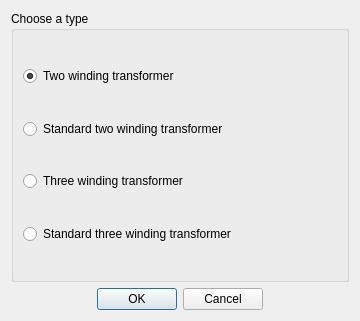
aloytag/electrical-grid-simulator, file src/electricalsim/ui/choose_transformer_type.ui: the form before one commit.
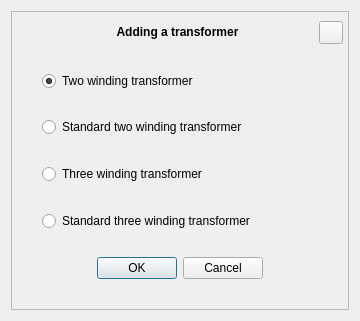
The form after the commit.

Diff of the .ui file:
```diff
--- a/src/electricalsim/ui/choose_transformer_type.ui
+++ b/src/electricalsim/ui/choose_transformer_type.ui
@@ -27,13 +27,49 @@
   </property>
   <layout class="QVBoxLayout" name="verticalLayout">
    <item>
-    <widget class="QGroupBox" name="groupBox">
-     <property name="title">
-      <string>Choose a type</string>
+    <widget class="QFrame" name="frame">
+     <property name="frameShape">
+      <enum>QFrame::Shape::StyledPanel</enum>
      </property>
-     <layout class="QVBoxLayout" name="verticalLayout_2">
+     <property name="frameShadow">
+      <enum>QFrame::Shadow::Raised</enum>
+     </property>
+     <layout class="QVBoxLayout" name="verticalLayout_3">
+      <property name="leftMargin">
+       <number>30</number>
+      </property>
+      <property name="rightMargin">
+       <number>5</number>
+      </property>
       <item>
-       <spacer name="verticalSpacer_3">
+       <layout class="QHBoxLayout" name="horizontalLayout_2">
+        <item>
+         <widget class="QLabel" name="label">
+          <property name="text">
+           <string>&lt;html&gt;&lt;head/&gt;&lt;body&gt;&lt;p&gt;&lt;span style=&quot; font-weight:700;&quot;&gt;Adding a transformer&lt;/span&gt;&lt;/p&gt;&lt;/body&gt;&lt;/html&gt;</string>
+          </property>
+          <property name="textFormat">
+           <enum>Qt::TextFormat::RichText</enum>
+          </property>
+          <property name="alignment">
+           <set>Qt::AlignmentFlag::AlignCenter</set>
+          </property>
+         </widget>
+        </item>
+        <item>
+         <widget class="QToolButton" name="btn_close">
+          <property name="focusPolicy">
+           <enum>Qt::FocusPolicy::NoFocus</enum>
+          </property>
+          <property name="text">
+           <string/>
+          </property>
+         </widget>
+        </item>
+       </layout>
+      </item>
+      <item>
+       <spacer name="verticalSpacer_4">
         <property name="orientation">
          <enum>Qt::Vertical</enum>
         </property>
@@ -56,7 +92,7 @@
        </widget>
       </item>
       <item>
-       <spacer name="verticalSpacer_4">
+       <spacer name="verticalSpacer_3">
         <property name="orientation">
          <enum>Qt::Vertical</enum>
         </property>
@@ -76,7 +112,7 @@
        </widget>
       </item>
       <item>
-       <spacer name="verticalSpacer_5">
+       <spacer name="verticalSpacer_6">
         <property name="orientation">
          <enum>Qt::Vertical</enum>
         </property>
@@ -96,7 +132,7 @@
        </widget>
       </item>
       <item>
-       <spacer name="verticalSpacer_6">
+       <spacer name="verticalSpacer_5">
         <property name="orientation">
          <enum>Qt::Vertical</enum>
         </property>
@@ -116,7 +152,7 @@
        </widget>
       </item>
       <item>
-       <spacer name="verticalSpacer_2">
+       <spacer name="verticalSpacer">
         <property name="orientation">
          <enum>Qt::Vertical</enum>
         </property>
@@ -127,9 +163,6 @@
          </size>
         </property>
        </spacer>
-      </item>
-     </layout>
-    </widget>
    </item>
    <item>
     <layout class="QHBoxLayout" name="horizontalLayout">
@@ -169,10 +202,26 @@
        </property>
       </spacer>
      </item>
+        <item>
+         <spacer name="horizontalSpacer_3">
+          <property name="orientation">
+           <enum>Qt::Orientation::Horizontal</enum>
+          </property>
+          <property name="sizeType">
+           <enum>QSizePolicy::Policy::Fixed</enum>
+          </property>
+          <property name="sizeHint" stdset="0">
+           <size>
+            <width>25</width>
+            <height>20</height>
+           </size>
+          </property>
+         </spacer>
+        </item>
     </layout>
    </item>
    <item>
-    <spacer name="verticalSpacer">
+       <spacer name="verticalSpacer_2">
      <property name="orientation">
       <enum>Qt::Vertical</enum>
      </property>
@@ -183,6 +232,9 @@
       </size>
      </property>
     </spacer>
+      </item>
+     </layout>
+    </widget>
    </item>
   </layout>
  </widget>
```
Left out of the diff: 40 changed lines with no effect on the pictures. Lines whose indentation alone changed are shown as unchanged.
